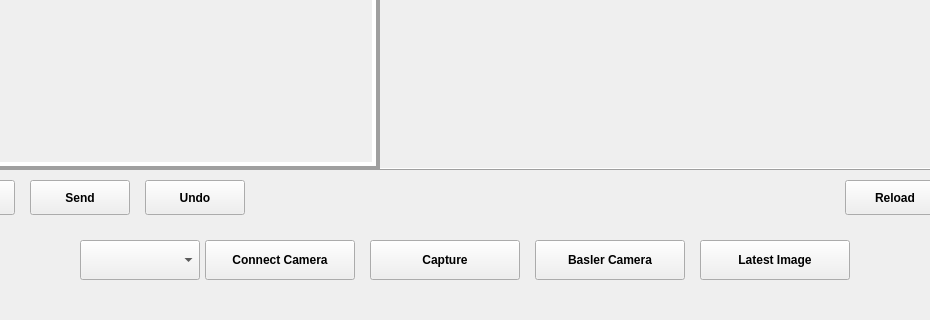
The window that ObjectDetection/Automatic Product Counting Machine/ui.ui (nguyenductrong1207/Python-Object-Detection-With-YOLO-v8) describes before a commit, drawn with Qt 5; both pictures show x 220 to 1150 and y 330 to 650 of the 1300 by 650 pixel window.
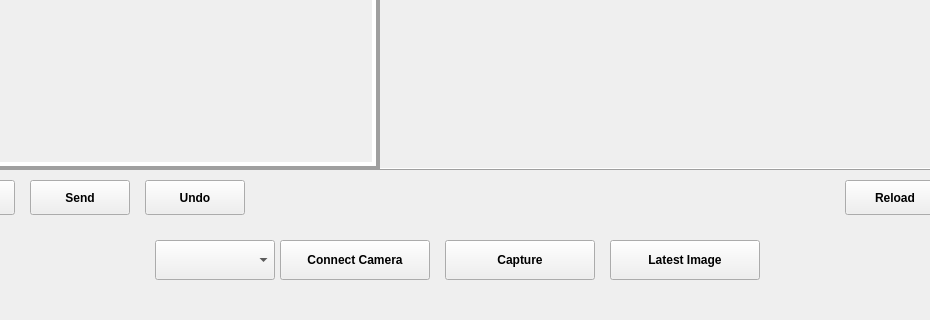
The same window after the commit.

Commit message: improve source code with basler camera

```diff
--- a/ObjectDetection/Automatic Product Counting Machine/ui.ui
+++ b/ObjectDetection/Automatic Product Counting Machine/ui.ui
@@ -252,7 +252,7 @@
   <widget class="QComboBox" name="cameraSelectCombo">
    <property name="geometry">
     <rect>
-     <x>300</x>
+     <x>375</x>
      <y>570</y>
      <width>120</width>
      <height>40</height>
@@ -268,7 +268,7 @@
   <widget class="QPushButton" name="cameraBtn">
    <property name="geometry">
     <rect>
-     <x>425</x>
+     <x>500</x>
      <y>570</y>
      <width>150</width>
      <height>40</height>
@@ -290,7 +290,7 @@
   <widget class="QPushButton" name="captureBtn">
    <property name="geometry">
     <rect>
-     <x>590</x>
+     <x>665</x>
      <y>570</y>
      <width>150</width>
      <height>40</height>
@@ -312,7 +312,7 @@
   <widget class="QPushButton" name="detectLastestImgBtn">
    <property name="geometry">
     <rect>
-     <x>920</x>
+     <x>830</x>
      <y>570</y>
      <width>150</width>
      <height>40</height>
@@ -331,28 +331,6 @@
     <string>Latest Image</string>
    </property>
   </widget>
-  <widget class="QPushButton" name="baslerCameraBtn">
-   <property name="geometry">
-    <rect>
-     <x>755</x>
-     <y>570</y>
-     <width>150</width>
-     <height>40</height>
-    </rect>
-   </property>
-   <property name="font">
-    <font>
-     <weight>75</weight>
-     <bold>true</bold>
-    </font>
-   </property>
-   <property name="cursor">
-    <cursorShape>PointingHandCursor</cursorShape>
-   </property>
-   <property name="text">
-    <string>Basler Camera</string>
-   </property>
-  </widget>
  </widget>
  <resources/>
  <connections/>
```
The commit also changes 2 other files.
